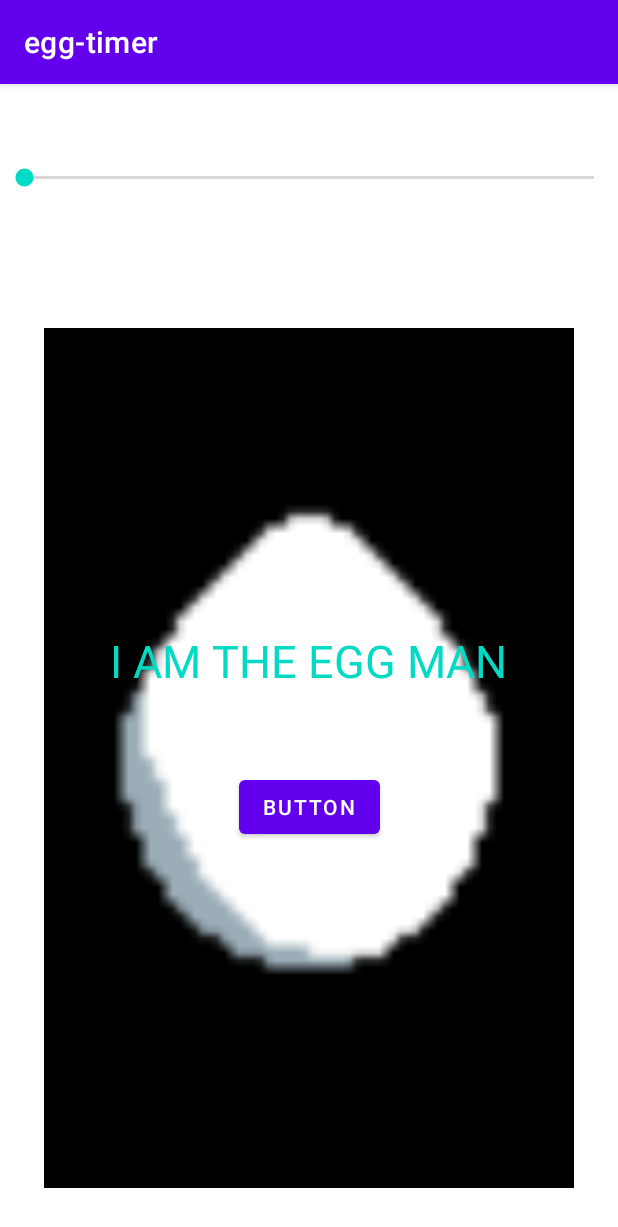
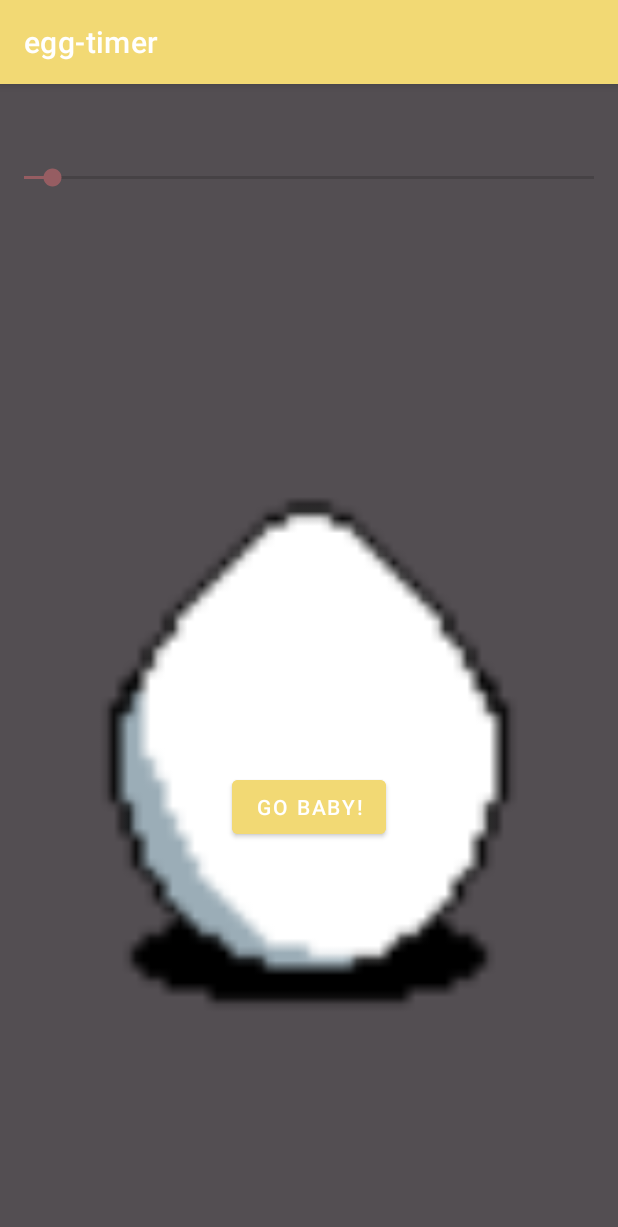
Before and after one commit to jdrake16/egg-timer, an Android app: the screen it shows after launch (MainActivity), on a phone screen of 412 x 824 dp. Shown: the top 1227 px of the screen. Run offline under Robolectric (Android 15) with nearby library versions, the phone set to English and light mode, and no system bars.

Commit message:
styler added. seekbar working

```diff
--- a/app/src/main/java/com/example/egg_timer/MainActivity.java
+++ b/app/src/main/java/com/example/egg_timer/MainActivity.java
@@ -3,6 +3,8 @@ package com.example.egg_timer;
 import androidx.appcompat.app.AppCompatActivity;
 
 import android.os.Bundle;
+import android.widget.SeekBar;
+import android.widget.TextView;
 
 public class MainActivity extends AppCompatActivity {
 
@@ -10,5 +12,42 @@ public class MainActivity extends AppCompatActivity {
     protected void onCreate(Bundle savedInstanceState) {
         super.onCreate(savedInstanceState);
         setContentView(R.layout.activity_main);
+
+        SeekBar timerSeekBar = findViewById(R.id.timerSeekBar);
+        TextView timerTextView = findViewById(R.id.countdownTextView);
+
+        //60 secs in a min therefore 600 for 10 min max.
+        timerSeekBar.setMax(600);
+        timerSeekBar.setProgress(30);
+
+        timerSeekBar.setOnSeekBarChangeListener(new SeekBar.OnSeekBarChangeListener() {
+            @Override
+            public void onProgressChanged(SeekBar seekBar, int progress, boolean fromUser) {
+
+                int minutes = progress/60;
+                int seconds = progress - (minutes * 60);
+
+                String secondString = Integer.toString(seconds);
+
+                if (secondString.equals("0")) {
+                    secondString = "00";
+                }
+
+                timerTextView.setText(Integer.toString(minutes) + ":" + secondString);
+
+
+            }
+
+            @Override
+            public void onStartTrackingTouch(SeekBar seekBar) {
+
+            }
+
+            @Override
+            public void onStopTrackingTouch(SeekBar seekBar) {
+
+            }
+        });
+
     }
 }
--- a/app/src/main/res/layout/activity_main.xml
+++ b/app/src/main/res/layout/activity_main.xml
@@ -4,6 +4,7 @@
     xmlns:tools="http://schemas.android.com/tools"
     android:layout_width="match_parent"
     android:layout_height="match_parent"
+    android:background="#534e52"
     tools:context=".MainActivity">
 
 
@@ -14,7 +15,7 @@
         android:layout_marginStart="29dp"
         android:layout_marginEnd="29dp"
         android:layout_marginBottom="32dp"
-        android:background="@color/black"
+        android:background="#534e52"
         app:layout_constraintBottom_toBottomOf="parent"
         app:layout_constraintEnd_toEndOf="parent"
         app:layout_constraintStart_toStartOf="parent"
@@ -27,6 +28,8 @@
         android:layout_height="wrap_content"
         android:layout_marginTop="53dp"
         android:layout_marginBottom="91dp"
+        android:thumbTint="#965d62"
+
         app:layout_constraintBottom_toTopOf="@+id/eggImageView"
         app:layout_constraintEnd_toEndOf="parent"
         app:layout_constraintStart_toStartOf="parent"
@@ -36,9 +39,9 @@
         android:id="@+id/countdownTextView"
         android:layout_width="wrap_content"
         android:layout_height="wrap_content"
-        android:text="I AM THE EGG MAN"
+        android:text=""
         android:textSize="30dp"
-        android:textColor="@color/teal_200"
+        android:textColor="#c7956d"
         app:layout_constraintBottom_toBottomOf="parent"
         app:layout_constraintEnd_toEndOf="parent"
         app:layout_constraintStart_toStartOf="parent"
@@ -49,7 +52,8 @@
         android:layout_width="wrap_content"
         android:layout_height="wrap_content"
         android:layout_marginTop="53dp"
-        android:text="Button"
+        android:text="Go BABY!"
+        android:backgroundTint="#f2d974"
         app:layout_constraintEnd_toEndOf="parent"
         app:layout_constraintStart_toStartOf="parent"
         app:layout_constraintTop_toBottomOf="@+id/countdownTextView" />
--- a/app/src/main/res/values/colors.xml
+++ b/app/src/main/res/values/colors.xml
@@ -1,10 +1,10 @@
 <?xml version="1.0" encoding="utf-8"?>
 <resources>
     <color name="purple_200">#FFBB86FC</color>
-    <color name="purple_500">#FF6200EE</color>
-    <color name="purple_700">#FF3700B3</color>
-    <color name="teal_200">#FF03DAC5</color>
-    <color name="teal_700">#FF018786</color>
+    <color name="purple_500">#f2d974</color>
+    <color name="purple_700">#f2d974</color>
+    <color name="teal_200">#965d62</color>
+    <color name="teal_700">#965d62</color>
     <color name="black">#FF000000</color>
     <color name="white">#FFFFFFFF</color>
 </resources>
```
